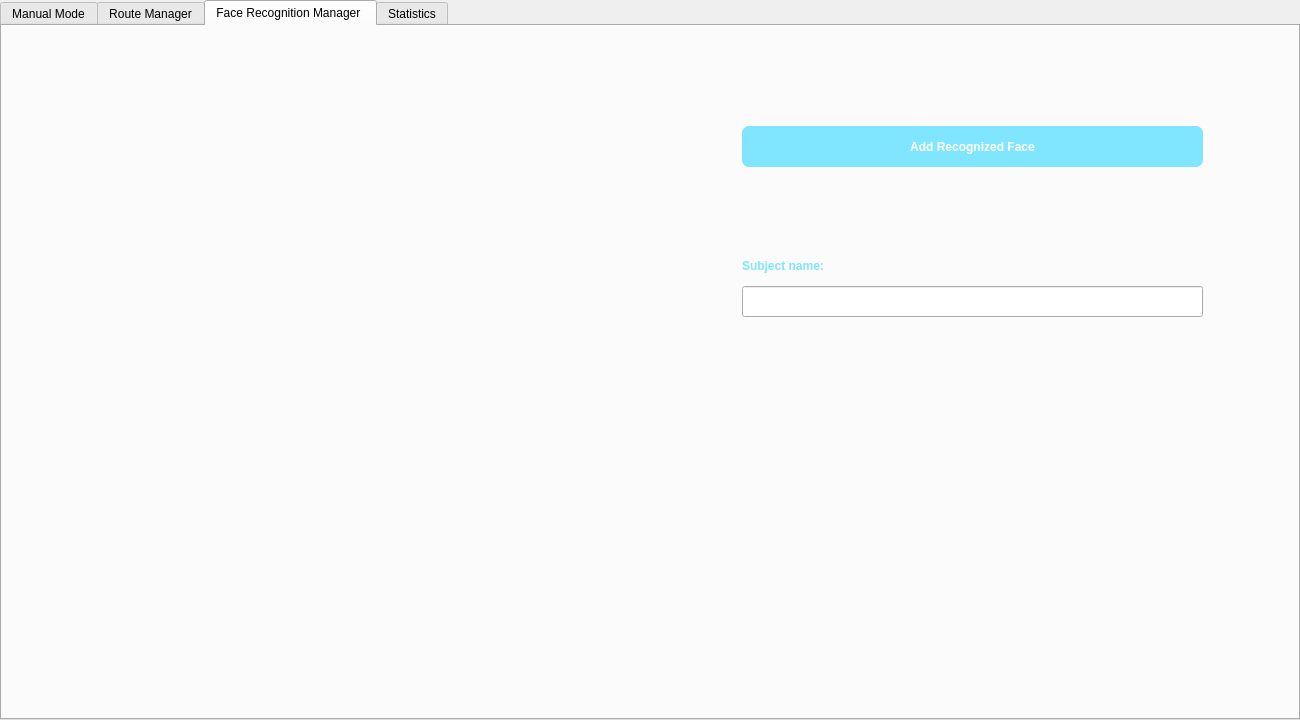
Qt form VisionVoyagerGUI/adminmodewindow.ui (IuliaKovacs/VisionVoyager---DiplomaProject) before a commit.
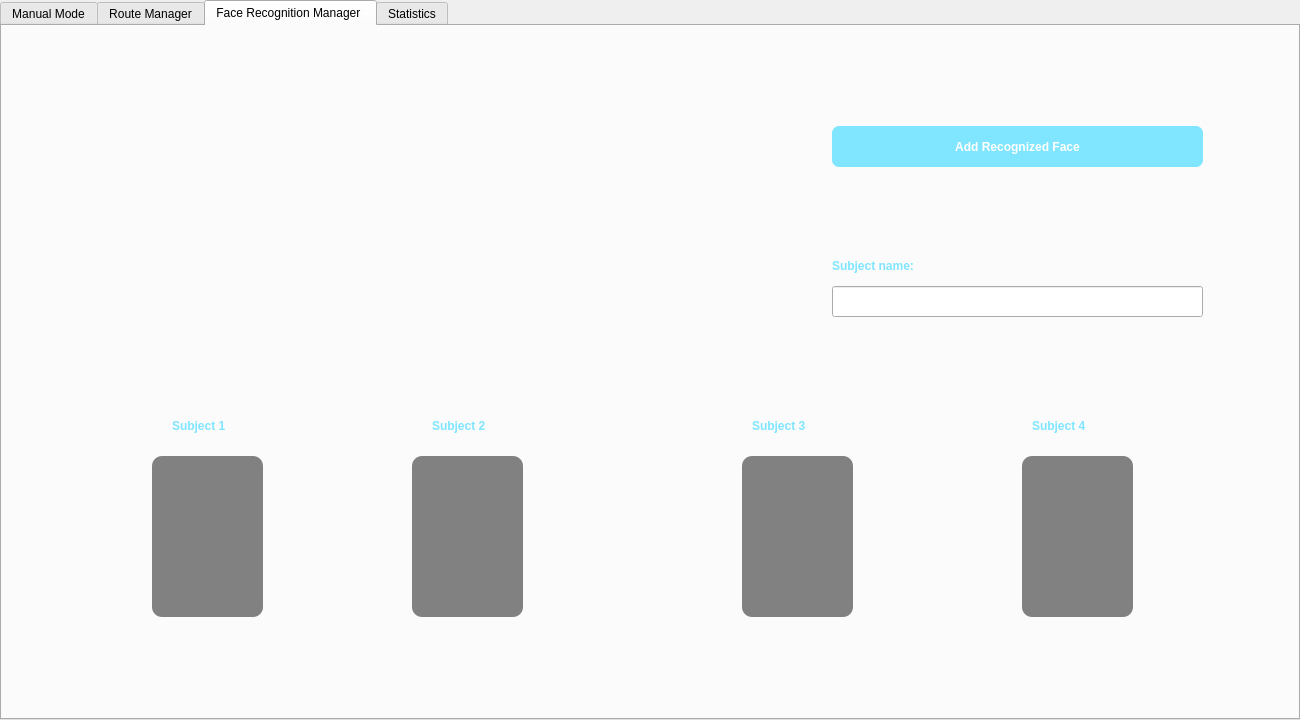
The same form after that commit. The open tabs and pages were chosen to show the change. Icons and pictures are not drawn.

Commit message: [UI] Face Recognition Manager - design update

Diff of the .ui file:
```diff
--- a/VisionVoyagerGUI/adminmodewindow.ui
+++ b/VisionVoyagerGUI/adminmodewindow.ui
@@ -378,9 +378,9 @@
      <widget class="QPushButton" name="addRecognizedFaceButton">
       <property name="geometry">
        <rect>
-        <x>740</x>
+        <x>830</x>
         <y>100</y>
-        <width>461</width>
+        <width>371</width>
         <height>41</height>
        </rect>
       </property>
@@ -391,7 +391,7 @@
      <widget class="QLabel" name="subjectNameLabel">
       <property name="geometry">
        <rect>
-        <x>740</x>
+        <x>830</x>
         <y>230</y>
         <width>291</width>
         <height>20</height>
@@ -404,9 +404,9 @@
      <widget class="QLineEdit" name="lineEdit_2">
       <property name="geometry">
        <rect>
-        <x>740</x>
+        <x>830</x>
         <y>260</y>
-        <width>461</width>
+        <width>371</width>
         <height>31</height>
        </rect>
       </property>
@@ -416,12 +416,136 @@
        <rect>
         <x>100</x>
         <y>90</y>
-        <width>571</width>
-        <height>271</height>
+        <width>671</width>
+        <height>211</height>
        </rect>
       </property>
       <layout class="QVBoxLayout" name="dragNdropLayout"/>
      </widget>
+     <widget class="QLabel" name="subject1Label">
+      <property name="geometry">
+       <rect>
+        <x>170</x>
+        <y>390</y>
+        <width>91</width>
+        <height>20</height>
+       </rect>
+      </property>
+      <property name="text">
+       <string>Subject 1</string>
+      </property>
+     </widget>
+     <widget class="QLabel" name="subject2Label">
+      <property name="geometry">
+       <rect>
+        <x>430</x>
+        <y>390</y>
+        <width>91</width>
+        <height>20</height>
+       </rect>
+      </property>
+      <property name="text">
+       <string>Subject 2</string>
+      </property>
+     </widget>
+     <widget class="QLabel" name="subject3Label">
+      <property name="geometry">
+       <rect>
+        <x>750</x>
+        <y>390</y>
+        <width>91</width>
+        <height>20</height>
+       </rect>
+      </property>
+      <property name="text">
+       <string>Subject 3</string>
+      </property>
+     </widget>
+     <widget class="QLabel" name="subject4Label">
+      <property name="geometry">
+       <rect>
+        <x>1030</x>
+        <y>390</y>
+        <width>91</width>
+        <height>20</height>
+       </rect>
+      </property>
+      <property name="text">
+       <string>Subject 4</string>
+      </property>
+     </widget>
+     <widget class="QLabel" name="img1Label">
+      <property name="geometry">
+       <rect>
+        <x>150</x>
+        <y>430</y>
+        <width>111</width>
+        <height>161</height>
+       </rect>
+      </property>
+      <property name="styleSheet">
+       <string notr="true">background-color:  rgb(129, 129, 129);
+border-radius: 10px;
+background-image: url(../VisionVoyagerGUI/subjectBG.png);</string>
+      </property>
+      <property name="text">
+       <string/>
+      </property>
+     </widget>
+     <widget class="QLabel" name="img2Label">
+      <property name="geometry">
+       <rect>
+        <x>410</x>
+        <y>430</y>
+        <width>111</width>
+        <height>161</height>
+       </rect>
+      </property>
+      <property name="styleSheet">
+       <string notr="true">background-color:  rgb(129, 129, 129);
+border-radius: 10px;
+background-image: url(../VisionVoyagerGUI/subjectBG.png);</string>
+      </property>
+      <property name="text">
+       <string/>
+      </property>
+     </widget>
+     <widget class="QLabel" name="img3Label">
+      <property name="geometry">
+       <rect>
+        <x>740</x>
+        <y>430</y>
+        <width>111</width>
+        <height>161</height>
+       </rect>
+      </property>
+      <property name="styleSheet">
+       <string notr="true">background-color:  rgb(129, 129, 129);
+border-radius: 10px;
+background-image: url(../VisionVoyagerGUI/subjectBG.png);</string>
+      </property>
+      <property name="text">
+       <string/>
+      </property>
+     </widget>
+     <widget class="QLabel" name="img4Label">
+      <property name="geometry">
+       <rect>
+        <x>1020</x>
+        <y>430</y>
+        <width>111</width>
+        <height>161</height>
+       </rect>
+      </property>
+      <property name="styleSheet">
+       <string notr="true">background-color:  rgb(129, 129, 129);
+border-radius: 10px;
+background-image: url(../VisionVoyagerGUI/subjectBG.png);</string>
+      </property>
+      <property name="text">
+       <string/>
+      </property>
+     </widget>
     </widget>
     <widget class="QWidget" name="tab_3">
      <attribute name="title">
```
Left out of the diff: 2 changed lines with no effect on the pictures. The commit also changes 1 other file.
